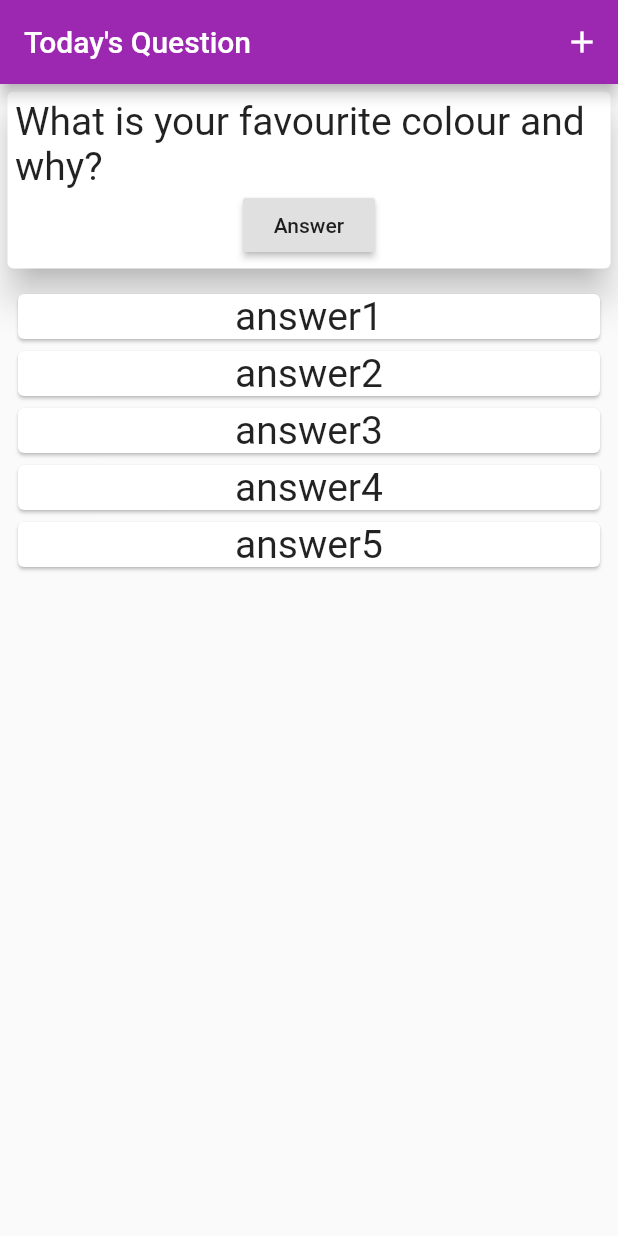
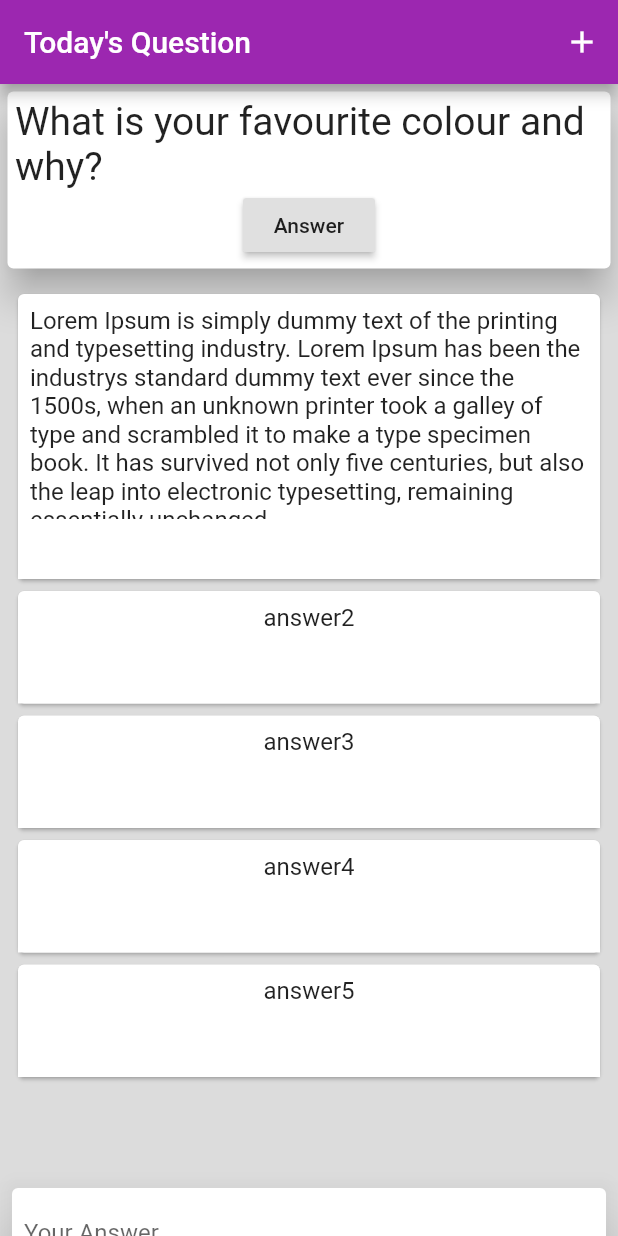
Before and after one commit to emilydeutsch/Qanda, a Flutter app: the screen it shows after launch, on a phone screen of 412 x 824 dp. Run offline on Flutter 3.47's test engine with Material 2 defaults, Android fonts, the phone set to English and light mode, and no system bars.

Commit message:
adding new answers to a list

```diff
--- a/lib/main.dart
+++ b/lib/main.dart
@@ -21,10 +21,11 @@ class createQAPage extends StatefulWidget {
 
 // ignore: camel_case_types
 class _createQAPageState extends State<createQAPage> with SingleTickerProviderStateMixin{
-  final List<String> _answers = <String>['answer1','answer2','answer3','answer4','answer5'];
+  final List<String> _answers = <String>['Lorem Ipsum is simply dummy text of the printing and typesetting industry. Lorem Ipsum has been the industrys standard dummy text ever since the 1500s, when an unknown printer took a galley of type and scrambled it to make a type specimen book. It has survived not only five centuries, but also the leap into electronic typesetting, remaining essentially unchanged.','answer2','answer3','answer4','answer5'];
   bool pressed = false;
   AnimationController _controller;
   Animation<Offset> _offsetAnimation;
+  TextEditingController _inputController = TextEditingController();
   Tween<Offset> direction =Tween<Offset>(
   begin:Offset(0,2),
   end: Offset.zero,
@@ -66,6 +67,7 @@ class _createQAPageState extends State<createQAPage> with SingleTickerProviderSt
   Widget _QABoxes(){
     return Container(
         width: double.infinity,
+        color: Colors.black12,
         child: Column(
           children: <Widget>[
             SizedBox(
@@ -88,7 +90,7 @@ class _createQAPageState extends State<createQAPage> with SingleTickerProviderSt
               )
             ),
           Expanded(
-                child: Stack(
+                child:Stack(
                      // alignment: Alignment.bottomCenter,
                     children:<Widget>[
                       Positioned.fill(child:
@@ -97,48 +99,71 @@ class _createQAPageState extends State<createQAPage> with SingleTickerProviderSt
                               itemCount: _answers.length,
                               itemBuilder: (BuildContext context, int index) {
                                 return Card(
-                                  child: Center(child: Text(_answers[index], style: TextStyle(fontSize: 26.0))), //TODO: parse answer
-                                );
+                                          child:Column(
+                                            children: <Widget>[
+                                            LimitedBox(
+                                            maxHeight: 150,
+                                            child: SingleChildScrollView(
+                                          child:Center(
+                                                child: Padding(
+                                            padding: EdgeInsets.all(8.0),
+                                                child: Text(_answers[index], style: TextStyle(fontSize: 16.0))), //TODO: parse answer
+                                            ),
+                                          ),
+                                            ),
+                                            Container(
+                                               height: 40,
+                                               color: Colors.white,
+                                             ),
+
+                                ],
+                                          )
+                                            );
                               }
+
                           ),
                       ),
-
-                      SlideTransition(
+                      SizedBox(
+                        height: 300,
+                      child: SlideTransition(
                           position: _offsetAnimation,
                             child: Card(
-                              elevation: 5,
+                              elevation: 15,
                               margin:  EdgeInsets.all(8),
                               child:Column(
                                 children: <Widget>[
-                                  TextField(
-                                    controller: TextEditingController(),
-                                    maxLines: 11, //For it to expand while typing
+                                  Padding(
+                                     padding: EdgeInsets.all(8.0),
+                                    child: TextField(
+                                    controller: _inputController,
+                                    maxLines: 9, //For it to expand while typing
                                     minLines: 3,
                                     decoration: const InputDecoration(
                                     hintText: 'Your Answer'
                                     ),
                                   ),
-                                  Row(
-                                    children: <Widget> [
-                                      Expanded(
-                                      child: RaisedButton(
+                                  ),
+                                  ButtonBar(
+                                      children: <Widget> [
+                                      RaisedButton(
                                         child: Text("Cancel"),
                                           onPressed: () {
                                             // ignore: unnecessary_statements
                                             _controller.reverse(from: 1.0);
                                           }
                                       ),
-                                      ),
-                                      Expanded(
-                                      child: RaisedButton(
+                                      RaisedButton(
                                           child: Text("Submit"),
                                           onPressed: () {
                                             // ignore: unnecessary_statements
                                             //run time timeline in reverse with beginning changed
                                             direction.begin = Offset(0,-2);
                                             _controller.reverse(from: 1.0);
+                                            setState(() {
+                                              _answers.add(_inputController.text);
+                                              _inputController.clear();
+                                            });
                                           }
-                                      ),
                                       ),
                                   ]
                                   )
@@ -146,8 +171,9 @@ class _createQAPageState extends State<createQAPage> with SingleTickerProviderSt
                               )
                           ),
                           ),
+                      )
                     ]
-                  ),
+                ),
           ),
           ],
         ),
```
